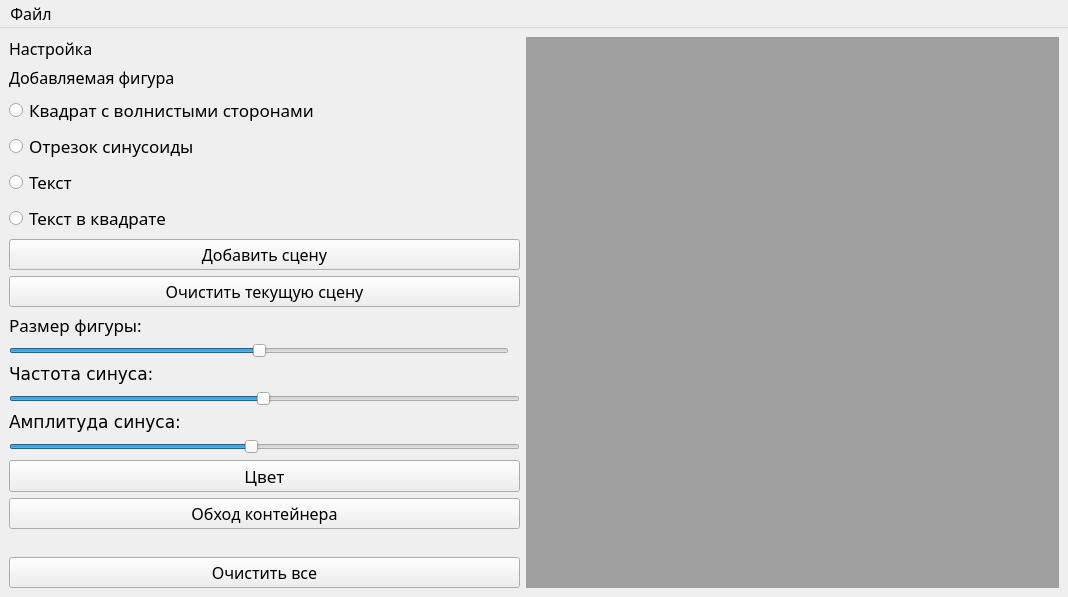
Qt form lab_2/mainwindow.ui (kovinevmv/software_design_labs) before a commit.
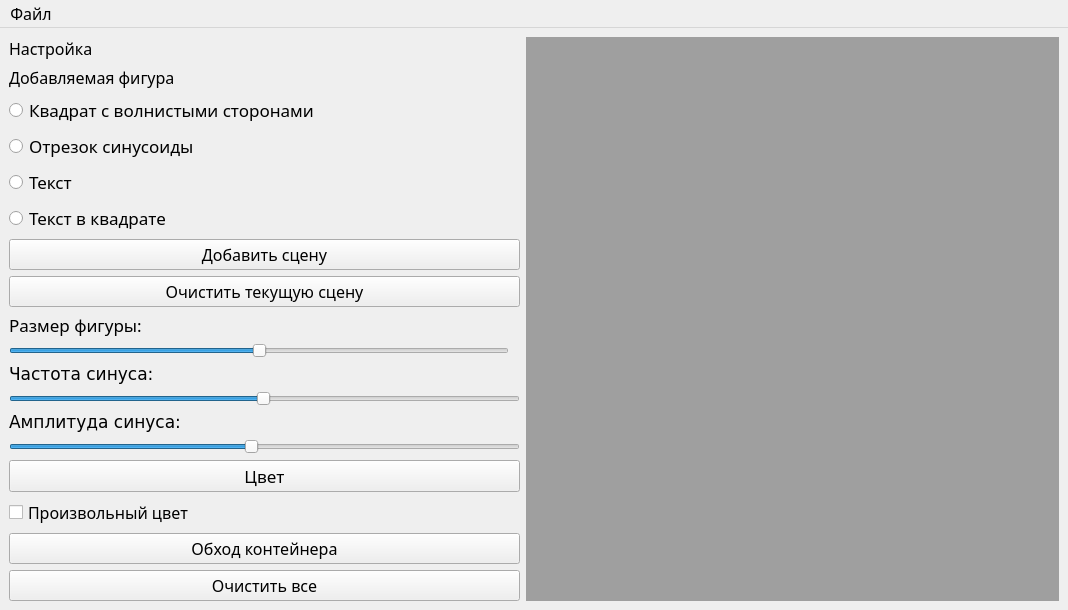
The same form after that commit. Icons and pictures are not drawn.

What changed in the file:
```diff
--- a/lab_2/mainwindow.ui
+++ b/lab_2/mainwindow.ui
@@ -269,6 +269,13 @@
                 </property>
                </widget>
               </item>
+              <item>
+               <widget class="QCheckBox" name="random_color">
+                <property name="text">
+                 <string>Произвольный цвет</string>
+                </property>
+               </widget>
+              </item>
              </layout>
             </item>
             <item>
```
